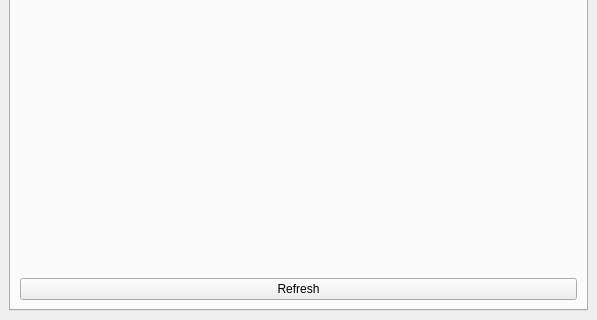
Above: SpatialAnalysisAgent_dockwidget_base.ui from xiaobing318/SpatialAnalysisAgent before the change; both pictures show x 0 to 597 and y 356 to 676 of the 597 by 676 pixel window. Below: the same form after it.
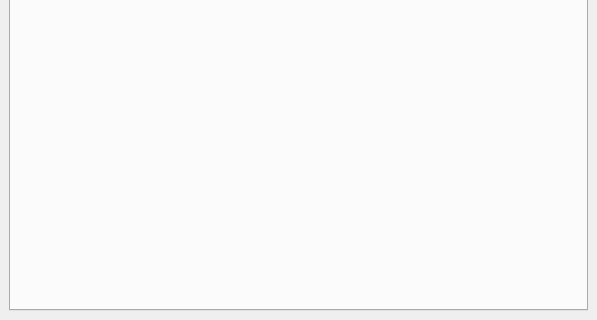
That is the form after the change. The open tabs and pages were chosen to show the change. Custom widgets are drawn as their Qt base class.

Patch:
```diff
--- a/SpatialAnalysisAgent_dockwidget_base.ui
+++ b/SpatialAnalysisAgent_dockwidget_base.ui
@@ -294,13 +294,6 @@
           <item row="0" column="0">
            <widget class="QWidget" name="report_widget" native="true"/>
           </item>
-          <item row="1" column="0">
-           <widget class="QPushButton" name="refresh_report_Btn">
-            <property name="text">
-             <string>Refresh</string>
-            </property>
-           </widget>
-          </item>
          </layout>
         </item>
        </layout>
```
Left out of the diff: 12 changed lines with no effect on the pictures.
